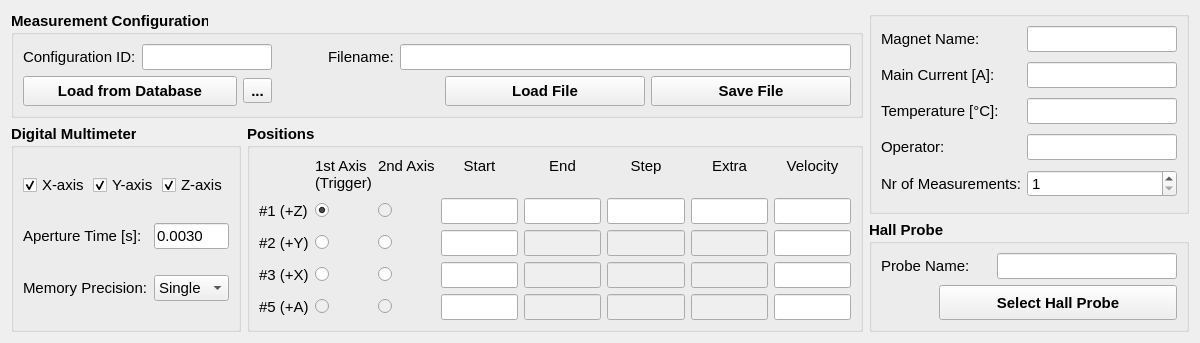
This is hallbench/gui/ui/configurationwidget.ui in lnls-ima/hall-bench-control as Qt 5 draws it before an edit. The edited form follows.
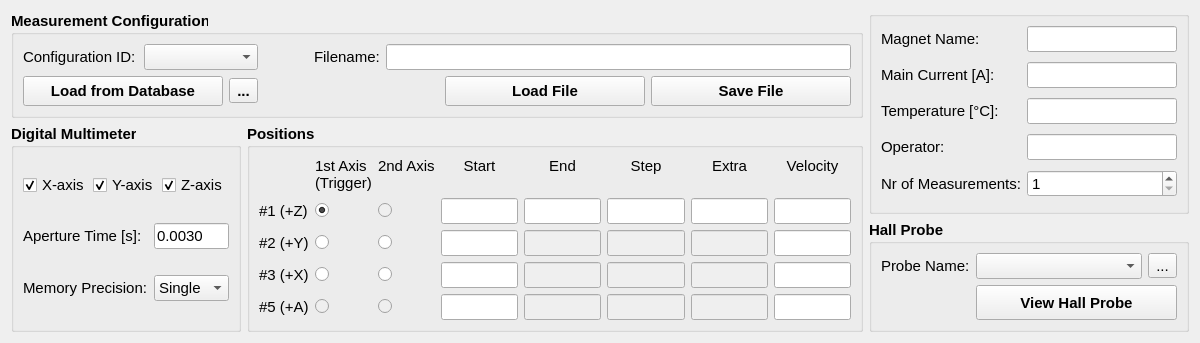
This is the edited form. Icons and pictures are not drawn.

Commit message: Move configuration instances to HallBenchApp class

Diff of the .ui file:
```diff
--- a/hallbench/gui/ui/configurationwidget.ui
+++ b/hallbench/gui/ui/configurationwidget.ui
@@ -7,7 +7,7 @@
     <x>0</x>
     <y>0</y>
     <width>1200</width>
-    <height>318</height>
+    <height>339</height>
    </rect>
   </property>
   <property name="font">
@@ -53,25 +53,7 @@
          </widget>
         </item>
         <item>
-         <widget class="QLineEdit" name="idn_le">
-          <property name="sizePolicy">
-           <sizepolicy hsizetype="Preferred" vsizetype="Fixed">
-            <horstretch>0</horstretch>
-            <verstretch>0</verstretch>
-           </sizepolicy>
-          </property>
-          <property name="minimumSize">
-           <size>
-            <width>130</width>
-            <height>0</height>
-           </size>
-          </property>
-          <property name="maximumSize">
-           <size>
-            <width>130</width>
-            <height>16777215</height>
-           </size>
-          </property>
+         <widget class="QComboBox" name="idn_cmb">
           <property name="font">
            <font>
             <weight>50</weight>
@@ -1156,10 +1138,7 @@
       <string>Hall Probe</string>
      </property>
      <layout class="QGridLayout" name="gridLayout_4">
-      <property name="bottomMargin">
-       <number>9</number>
-      </property>
-      <item row="0" column="0" colspan="2">
+      <item row="0" column="0">
        <widget class="QLabel" name="label_9">
         <property name="sizePolicy">
          <sizepolicy hsizetype="Maximum" vsizetype="Preferred">
@@ -1178,29 +1157,14 @@
         </property>
        </widget>
       </item>
-      <item row="0" column="2">
-       <widget class="QLineEdit" name="probe_name_le">
-        <property name="sizePolicy">
-         <sizepolicy hsizetype="Preferred" vsizetype="Fixed">
-          <horstretch>0</horstretch>
-          <verstretch>0</verstretch>
-         </sizepolicy>
-        </property>
-        <property name="minimumSize">
-         <size>
-          <width>180</width>
-          <height>0</height>
-         </size>
-        </property>
+      <item row="0" column="1">
+       <widget class="QComboBox" name="probe_name_cmb">
         <property name="font">
          <font>
           <weight>50</weight>
           <bold>false</bold>
          </font>
         </property>
-        <property name="readOnly">
-         <bool>true</bool>
-        </property>
        </widget>
       </item>
       <item row="1" column="0">
@@ -1219,6 +1183,32 @@
         </property>
        </spacer>
       </item>
+      <item row="0" column="2">
+       <widget class="QToolButton" name="clear_probe_btn">
+        <property name="font">
+         <font>
+          <weight>50</weight>
+          <bold>false</bold>
+         </font>
+        </property>
+        <property name="text">
+         <string>...</string>
+        </property>
+        <property name="icon">
+         <iconset>
+          <normaloff>../../resources/img/clear.png</normaloff>../../resources/img/clear.png</iconset>
+        </property>
+        <property name="iconSize">
+         <size>
+          <width>24</width>
+          <height>24</height>
+         </size>
+        </property>
+        <property name="shortcut">
+         <string>Ctrl+S</string>
+        </property>
+       </widget>
+      </item>
       <item row="1" column="1" colspan="2">
        <widget class="QPushButton" name="hall_probe_btn">
         <property name="sizePolicy">
@@ -1234,7 +1224,7 @@
          </size>
         </property>
         <property name="text">
-         <string>Select Hall Probe</string>
+         <string>View Hall Probe</string>
         </property>
        </widget>
       </item>
```
Left out of the diff: 2 changed lines with no effect on the pictures. The commit also changes 27 other files.
